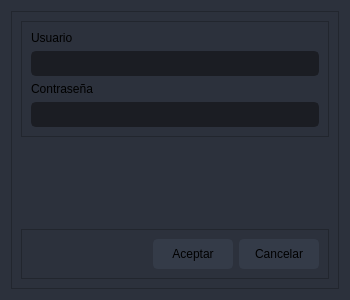
dariolggomez/HEATS-BOARD, file visuals/ui_login.ui: the form before one commit.
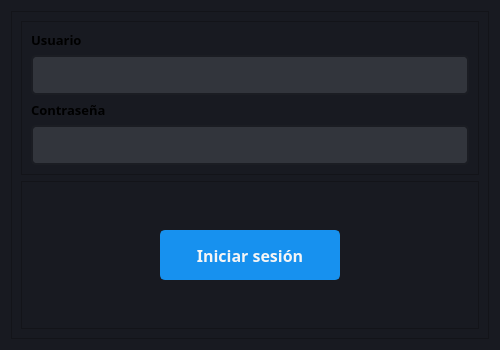
The form after the commit. Icons and pictures are not drawn.

Commit message: updated login interface

Patch:
```diff
--- a/visuals/ui_login.ui
+++ b/visuals/ui_login.ui
@@ -6,8 +6,8 @@
    <rect>
     <x>0</x>
     <y>0</y>
-    <width>350</width>
-    <height>300</height>
+    <width>500</width>
+    <height>350</height>
    </rect>
   </property>
   <property name="minimumSize">
@@ -18,7 +18,7 @@
   </property>
   <property name="maximumSize">
    <size>
-    <width>400</width>
+    <width>500</width>
     <height>350</height>
    </size>
   </property>
@@ -26,7 +26,7 @@
    <string>HEATS-BOARD</string>
   </property>
   <property name="styleSheet">
-   <string notr="true">background-color: rgb(44, 49, 60);</string>
+   <string notr="true">background-color: rgb(24, 26, 33);</string>
   </property>
   <layout class="QVBoxLayout" name="verticalLayout">
    <item>
@@ -266,7 +266,10 @@
           <widget class="QLabel" name="label_user">
            <property name="font">
             <font>
-             <pointsize>9</pointsize>
+             <family>Segoe UI Semibold</family>
+             <pointsize>10</pointsize>
+             <weight>75</weight>
+             <bold>true</bold>
             </font>
            </property>
            <property name="text">
@@ -279,26 +282,31 @@
            <property name="minimumSize">
             <size>
              <width>0</width>
-             <height>25</height>
+             <height>40</height>
             </size>
            </property>
            <property name="maximumSize">
             <size>
              <width>16777215</width>
-             <height>25</height>
+             <height>40</height>
             </size>
            </property>
            <property name="font">
             <font>
-             <pointsize>9</pointsize>
+             <family>Segoe UI Semibold</family>
+             <pointsize>10</pointsize>
+             <weight>75</weight>
+             <italic>false</italic>
+             <bold>true</bold>
             </font>
            </property>
            <property name="styleSheet">
             <string notr="true">QLineEdit {
-	background-color: rgb(27, 29, 35);
+	background-color: rgb(50, 53, 60);
 	border-radius: 5px;
 	border: 2px solid rgb(27, 29, 35);
 	padding-left: 10px;
+	color: rgb(235, 235, 235);
 }
 QLineEdit:hover {
 	border: 2px solid rgb(64, 71, 88);
@@ -313,7 +321,10 @@
           <widget class="QLabel" name="label_password">
            <property name="font">
             <font>
-             <pointsize>9</pointsize>
+             <family>Segoe UI Semibold</family>
+             <pointsize>10</pointsize>
+             <weight>75</weight>
+             <bold>true</bold>
             </font>
            </property>
            <property name="text">
@@ -326,26 +337,27 @@
            <property name="minimumSize">
             <size>
              <width>0</width>
-             <height>25</height>
+             <height>40</height>
             </size>
            </property>
            <property name="maximumSize">
             <size>
              <width>16777215</width>
-             <height>25</height>
+             <height>40</height>
             </size>
            </property>
            <property name="font">
             <font>
-             <pointsize>9</pointsize>
+             <pointsize>10</pointsize>
             </font>
            </property>
            <property name="styleSheet">
             <string notr="true">QLineEdit {
-	background-color: rgb(27, 29, 35);
+	background-color: rgb(50, 53, 60);
 	border-radius: 5px;
 	border: 2px solid rgb(27, 29, 35);
 	padding-left: 10px;
+	color: rgb(235, 235, 235);
 }
 QLineEdit:hover {
 	border: 2px solid rgb(64, 71, 88);
@@ -362,19 +374,6 @@
         </layout>
        </widget>
       </item>
-      <item>
-       <spacer name="verticalSpacer">
-        <property name="orientation">
-         <enum>Qt::Vertical</enum>
-        </property>
-        <property name="sizeHint" stdset="0">
-         <size>
-          <width>20</width>
-          <height>33</height>
-         </size>
-        </property>
-       </spacer>
-      </item>
       <item>
        <widget class="QFrame" name="buttons_frame">
         <property name="frameShape">
@@ -384,82 +383,37 @@
          <enum>QFrame::Raised</enum>
         </property>
         <layout class="QHBoxLayout" name="horizontalLayout">
-         <item>
-          <spacer name="horizontalSpacer">
-           <property name="orientation">
-            <enum>Qt::Horizontal</enum>
-           </property>
-           <property name="sizeHint" stdset="0">
-            <size>
-             <width>77</width>
-             <height>20</height>
-            </size>
-           </property>
-          </spacer>
-         </item>
-         <item>
+         <item alignment="Qt::AlignHCenter">
           <widget class="QPushButton" name="accept_button">
            <property name="minimumSize">
             <size>
-             <width>80</width>
-             <height>30</height>
+             <width>180</width>
+             <height>50</height>
             </size>
            </property>
            <property name="maximumSize">
             <size>
-             <width>80</width>
-             <height>30</height>
+             <width>180</width>
+             <height>50</height>
             </size>
            </property>
            <property name="font">
             <font>
-             <pointsize>9</pointsize>
+             <family>Segoe UI Semibold</family>
+             <pointsize>12</pointsize>
+             <weight>75</weight>
+             <bold>true</bold>
             </font>
            </property>
-           <property name="styleSheet">
-            <string notr="true">QPushButton {
-	border: 2px solid rgb(52, 59, 72);
-	border-radius: 5px;	
-	background-color: rgb(52, 59, 72);
-}
-QPushButton:hover {
-	background-color: rgb(57, 65, 80);
-	border: 2px solid rgb(61, 70, 86);
-}
-QPushButton:pressed {	
-	background-color: rgb(35, 40, 49);
-	border: 2px solid rgb(43, 50, 61);
-}</string>
+           <property name="focusPolicy">
+            <enum>Qt::NoFocus</enum>
            </property>
-           <property name="text">
-            <string>Aceptar</string>
-           </property>
-          </widget>
-         </item>
-         <item>
-          <widget class="QPushButton" name="cancel_button">
-           <property name="minimumSize">
-            <size>
-             <width>80</width>
-             <height>30</height>
-            </size>
-           </property>
-           <property name="maximumSize">
-            <size>
-             <width>80</width>
-             <height>30</height>
-            </size>
-           </property>
-           <property name="font">
-            <font>
-             <pointsize>9</pointsize>
-            </font>
-           </property>
            <property name="styleSheet">
             <string notr="true">QPushButton {
-	border: 2px solid rgb(52, 59, 72);
+	border: 2px solid rgb(23, 145, 239);
 	border-radius: 5px;	
-	background-color: rgb(52, 59, 72);
+	background-color: rgb(23, 145, 239);
+	color: rgb(245, 245, 245);
 }
 QPushButton:hover {
 	background-color: rgb(57, 65, 80);
@@ -471,7 +425,10 @@
 }</string>
            </property>
            <property name="text">
-            <string>Cancelar</string>
+            <string>Iniciar sesión</string>
+           </property>
+           <property name="shortcut">
+            <string>Return</string>
            </property>
           </widget>
          </item>
```
Left out of the diff: 10 changed lines with no effect on the pictures. The commit also changes 2 other files.
